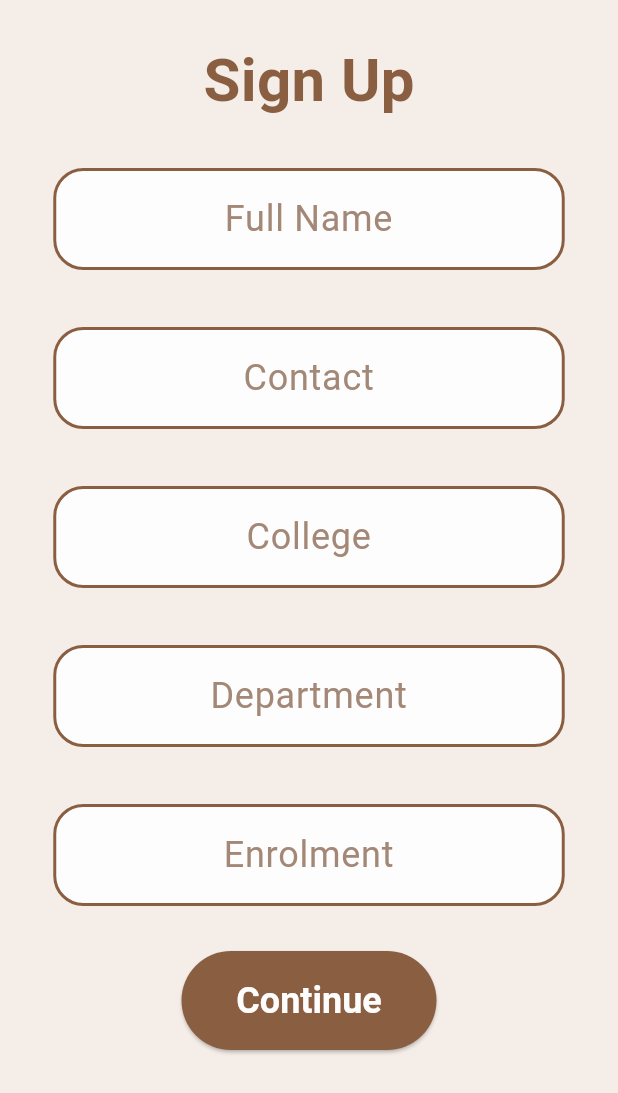
After one commit to sayyam134/unimate, a Flutter app: the screen it shows after launch, after a tap on "SingUp/Login", on a phone screen of 412 x 824 dp. The commit adds this screen. Shown: the top 1093 px of the screen. Run offline on Flutter 3.47's test engine with Material 3 defaults, Android fonts, the phone set to English and light mode, and no system bars; our stand-ins replace firebase_core; accounts and stored records are empty; generated files the repository leaves out were written again.

Commit message:
signup.dart page completed

```diff
--- /dev/null
+++ b/lib/screens/homepage.dart
@@ -0,0 +1,26 @@
+import 'package:flutter/material.dart';
+
+class Homepage extends StatefulWidget {
+  const Homepage({super.key});
+
+  @override
+  State<Homepage> createState() => _HomepageState();
+}
+
+class _HomepageState extends State<Homepage> {
+  @override
+  Widget build(BuildContext context) {
+    return SafeArea(
+        child: Scaffold(
+          body:Center(
+            child: InkWell(
+              onTap: (){
+                Navigator.pop(context);
+              },
+                child: Text("Go Back")),
+
+          )
+        )
+    );
+  }
+}
--- /dev/null
+++ b/lib/screens/signup.dart
@@ -0,0 +1,192 @@
+import 'package:flutter/cupertino.dart';
+import 'package:flutter/material.dart';
+import 'package:unimate/screens/homepage.dart';
+
+class Signup extends StatefulWidget {
+  const Signup({super.key});
+
+  @override
+  State<Signup> createState() => _SignupState();
+}
+
+class _SignupState extends State<Signup> {
+  @override
+  Widget build(BuildContext context) {
+    return SafeArea(
+      child: Scaffold(
+        body: SizedBox(
+          width: MediaQuery.of(context).size.width,
+          child: Column(
+            crossAxisAlignment: CrossAxisAlignment.center,
+            children: [
+              const SizedBox(height: 25),
+              const Text(
+                "Sign Up",
+                style: TextStyle(
+                  fontSize: 40,
+                  fontWeight: FontWeight.bold,
+                  color: Color.fromRGBO(138, 94, 65, 1)
+                ),),
+              const SizedBox(height: 30,),
+              SizedBox(
+                width: 341,
+                child: Column(
+                  children: [
+                    TextField(
+                      decoration: InputDecoration(
+                        hintText: "Full Name",
+                        hintStyle: const TextStyle(
+                          fontSize: 24,
+                          color: Color.fromRGBO(163, 136, 119, 1)
+                        ),
+                        filled: true,
+                        fillColor: const Color.fromRGBO(254, 253, 253, 1),
+                        focusedBorder:OutlineInputBorder(
+                            borderRadius: BorderRadius.circular(20),
+                            borderSide: const BorderSide(
+                                width: 2.0,
+                                color: Color.fromRGBO(138, 94, 65, 1)
+                            )),
+                        enabledBorder: OutlineInputBorder(
+                            borderRadius: BorderRadius.circular(20),
+                            borderSide: const BorderSide(
+                                width: 2.0,
+                                color: Color.fromRGBO(138, 94, 65, 1)
+                            )),
+                      ),
+                      cursorColor: const Color.fromRGBO(138, 94, 65, 1),
+                      textAlign: TextAlign.center,
+                    ),
+                    const SizedBox(height: 38),
+                    TextField(
+                      decoration: InputDecoration(
+                        hintText: "Contact",
+                        hintStyle: const TextStyle(
+                            fontSize: 24,
+                            color: Color.fromRGBO(163, 136, 119, 1)
+                        ),
+                        filled: true,
+                        fillColor: const Color.fromRGBO(254, 253, 253, 1),
+                        focusedBorder:OutlineInputBorder(
+                            borderRadius: BorderRadius.circular(20),
+                            borderSide: const BorderSide(
+                                width: 2.0,
+                                color: Color.fromRGBO(138, 94, 65, 1)
+                            )),
+                        enabledBorder: OutlineInputBorder(
+                            borderRadius: BorderRadius.circular(20),
+                            borderSide: const BorderSide(
+                                width: 2.0,
+                                color: Color.fromRGBO(138, 94, 65, 1)
+                            )),
+                      ),
+                      cursorColor: const Color.fromRGBO(138, 94, 65, 1),
+                      textAlign: TextAlign.center,
+                    ),
+                    const SizedBox(height: 38),
+                    TextField(
+                      decoration: InputDecoration(
+                        hintText: "College",
+                        hintStyle: const TextStyle(
+                            fontSize: 24,
+                            color: Color.fromRGBO(163, 136, 119, 1)
+                        ),
+                        filled: true,
+                        fillColor: const Color.fromRGBO(254, 253, 253, 1),
+                        focusedBorder:OutlineInputBorder(
+                            borderRadius: BorderRadius.circular(20),
+                            borderSide: const BorderSide(
+                                width: 2.0,
+                                color: Color.fromRGBO(138, 94, 65, 1)
+                            )),
+                        enabledBorder: OutlineInputBorder(
+                            borderRadius: BorderRadius.circular(20),
+                            borderSide: const BorderSide(
+                                width: 2.0,
+                                color: Color.fromRGBO(138, 94, 65, 1)
+                            )),
+                      ),
+                      cursorColor: const Color.fromRGBO(138, 94, 65, 1),
+                      textAlign: TextAlign.center,
+                    ),
+                    const SizedBox(height: 38),
+                    TextField(
+                      decoration: InputDecoration(
+                        hintText: "Department",
+                        hintStyle: const TextStyle(
+                            fontSize: 24,
+                            color: Color.fromRGBO(163, 136, 119, 1)
+                        ),
+                        filled: true,
+                        fillColor: const Color.fromRGBO(254, 253, 253, 1),
+                        focusedBorder:OutlineInputBorder(
+                            borderRadius: BorderRadius.circular(20),
+                            borderSide: const BorderSide(
+                                width: 2.0,
+                                color: Color.fromRGBO(138, 94, 65, 1)
+                            )),
+                        enabledBorder: OutlineInputBorder(
+                            borderRadius: BorderRadius.circular(20),
+                            borderSide: const BorderSide(
+                                width: 2.0,
+                                color: Color.fromRGBO(138, 94, 65, 1)
+                            )),
+                      ),
+                      cursorColor: const Color.fromRGBO(138, 94, 65, 1),
+                      textAlign: TextAlign.center,
+                    ),
+                    const SizedBox(height: 38),
+                    TextField(
+                      decoration: InputDecoration(
+                        hintText: "Enrolment",
+                        hintStyle: const TextStyle(
+                            fontSize: 24,
+                            color: Color.fromRGBO(163, 136, 119, 1)
+                        ),
+                        filled: true,
+                        fillColor: const Color.fromRGBO(254, 253, 253, 1),
+                        focusedBorder:OutlineInputBorder(
+                            borderRadius: BorderRadius.circular(20),
+                            borderSide: const BorderSide(
+                                width: 2.0,
+                                color: Color.fromRGBO(138, 94, 65, 1)
+                            )),
+                        enabledBorder: OutlineInputBorder(
+                            borderRadius: BorderRadius.circular(20),
+                            borderSide: const BorderSide(
+                                width: 2.0,
+                                color: Color.fromRGBO(138, 94, 65, 1)
+                            )),
+                      ),
+                      cursorColor: const Color.fromRGBO(138, 94, 65, 1),
+                      textAlign: TextAlign.center,
+                    ),
+                    const SizedBox(height: 30),
+                    SizedBox(
+                      width: 170,
+                      height: 66,
+                      child: ElevatedButton(
+                          onPressed: (){
+                            Navigator.push(context, MaterialPageRoute(builder: (context)=>const Homepage()));
+                          },
+                        style: ElevatedButton.styleFrom(
+                          textStyle: const TextStyle(
+                            fontSize: 24,
+                            fontWeight: FontWeight.bold
+                          ),
+                          foregroundColor: const Color.fromRGBO(254, 253, 253, 1),
+                          backgroundColor: const Color.fromRGBO(138, 94, 65, 1),
+                        ),
+                          child:const Text("Continue"),
+                      ),
+                    )
+                  ],
+                ),
+              )
+            ],
+          ),
+        )
+      ),
+    );
+  }
+}
--- a/lib/widgets/login_button.dart
+++ b/lib/widgets/login_button.dart
@@ -1,10 +1,14 @@
 import 'package:flutter/material.dart';
+import 'package:unimate/screens/signup.dart';
 
 class LoginButton extends StatelessWidget {
   const LoginButton({super.key});
   @override
   Widget build(BuildContext context) {
     return InkWell(
+      onTap: (){
+        Navigator.push(context, MaterialPageRoute(builder: (context)=>Signup()));
+      },
       child: Container(
         width: 230,
         height: 50,
```
Also changed, not shown: pubspec.lock, 3 other files.
